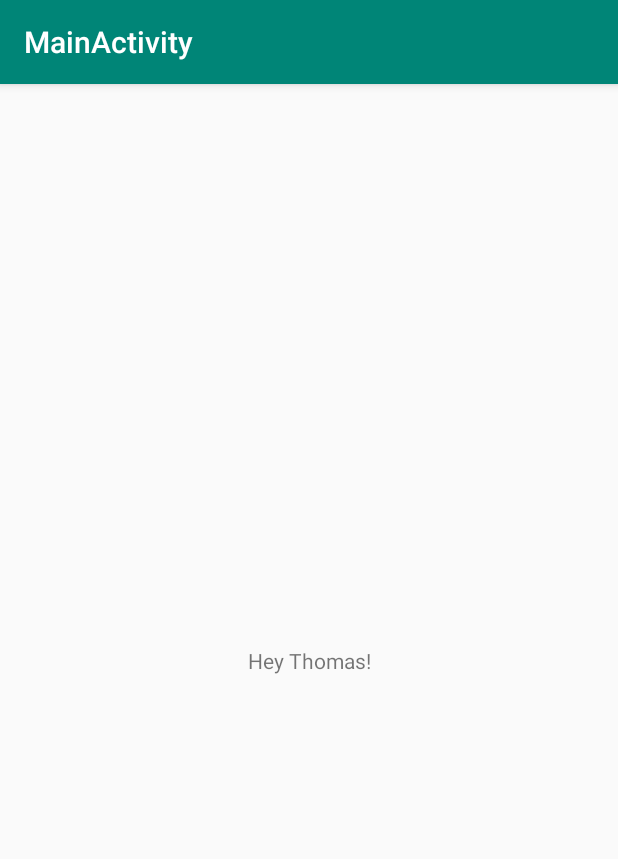
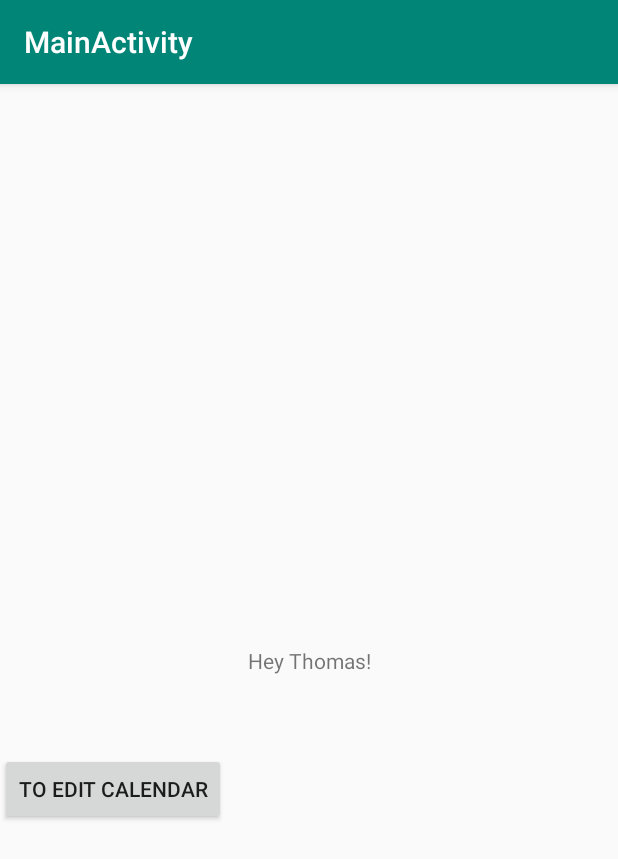
Before and after one commit to eathnma/Personable-Calendar, an Android app: the screen it shows after launch (MainActivity), on a phone screen of 412 x 824 dp. Shown: the top 859 px of the screen. Run offline under Robolectric (Android 15) with nearby library versions, the phone set to English and light mode, and no system bars.

Commit message:
Edit Calendar Activity

```diff
--- a/app/build.gradle
+++ b/app/build.gradle
@@ -26,4 +26,5 @@ dependencies {
     testImplementation 'junit:junit:4.12'
     androidTestImplementation 'androidx.test.ext:junit:1.1.0'
     androidTestImplementation 'androidx.test.espresso:espresso-core:3.1.1'
+    implementation 'androidx.gridlayout:gridlayout:1.0.0'
 }
--- a/app/src/main/java/com/example/mainactivity/MainActivity.java
+++ b/app/src/main/java/com/example/mainactivity/MainActivity.java
@@ -2,13 +2,25 @@ package com.example.mainactivity;
 
 import androidx.appcompat.app.AppCompatActivity;
 
+import android.content.Intent;
 import android.os.Bundle;
+import android.view.View;
+import android.widget.Button;
 
-public class MainActivity extends AppCompatActivity {
+public class MainActivity extends AppCompatActivity implements View.OnClickListener{
+
+    // loading editcalendar button
+    private Button EditCalendarButton;
 
     @Override
     protected void onCreate(Bundle savedInstanceState) {
         super.onCreate(savedInstanceState);
         setContentView(R.layout.activity_main);
     }
+
+    @Override
+    public void onClick(View view) {
+        Intent i = new Intent(this,EditCalendar.class);
+        startActivity(i);
+    }
 }
--- a/app/src/main/res/layout/activity_main.xml
+++ b/app/src/main/res/layout/activity_main.xml
@@ -7,6 +7,7 @@
     tools:context=".MainActivity">
 
     <TextView
+        android:id="@+id/textView2"
         android:layout_width="wrap_content"
         android:layout_height="wrap_content"
         android:text="Hey Thomas!"
@@ -15,4 +16,13 @@
         app:layout_constraintRight_toRightOf="parent"
         app:layout_constraintTop_toTopOf="parent" />
 
+    <Button
+        android:id="@+id/EditCalendarButton"
+        android:layout_width="wrap_content"
+        android:layout_height="wrap_content"
+        android:layout_marginTop="71dp"
+        android:text="To Edit Calendar"
+        app:layout_constraintTop_toTopOf="@+id/textView2"
+        tools:layout_editor_absoluteX="164dp" />
+
 </androidx.constraintlayout.widget.ConstraintLayout>
```
Also changed, not shown: app/src/main/res/font/fontfamily.xml (+9 -4 lines), app/src/main/res/layout/activity_edit_calendar.xml (+22 -0 lines).
